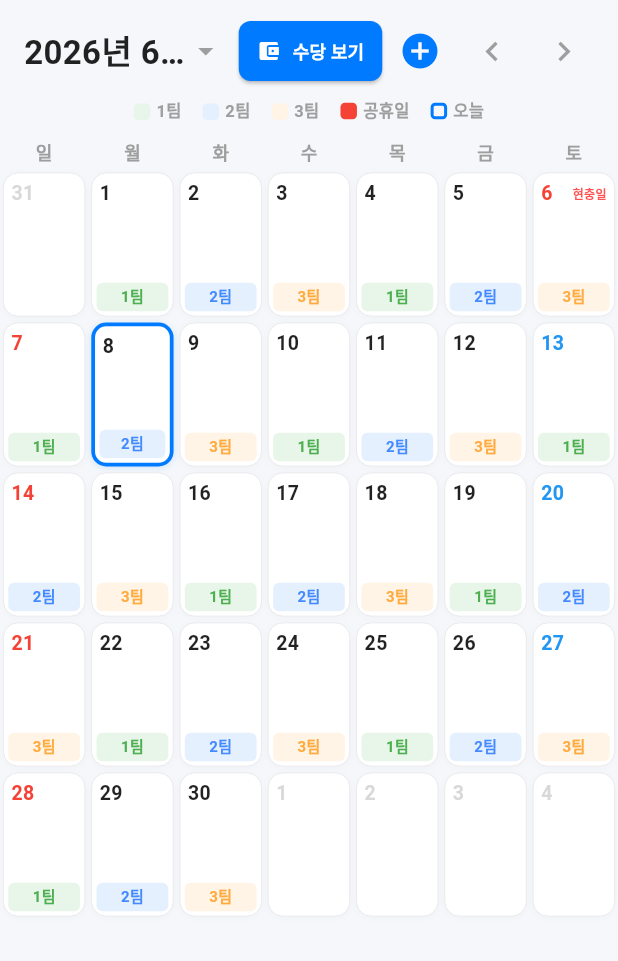
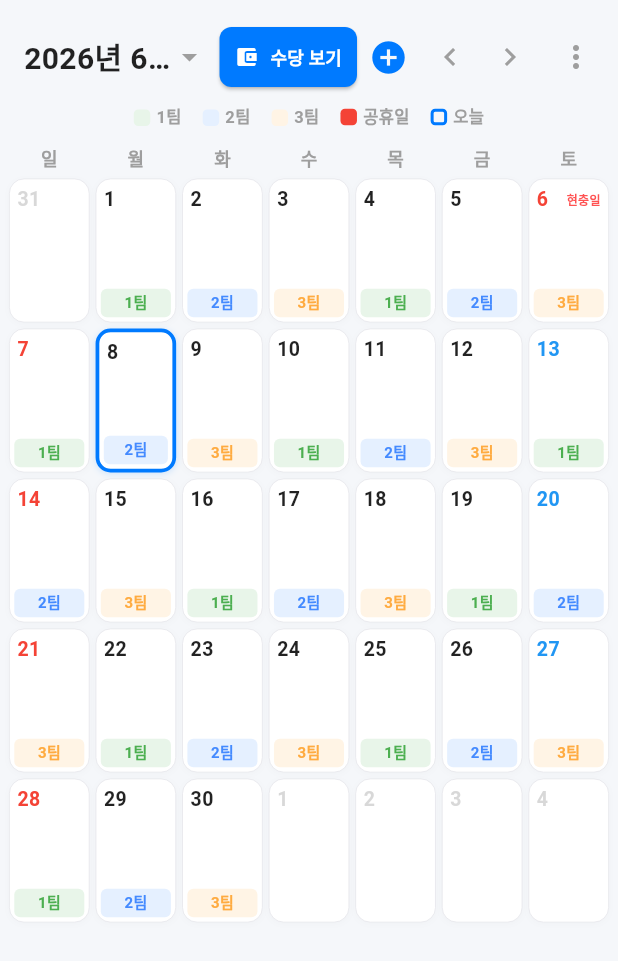
Before and after one commit to serotonin-1207/serot1, a Flutter app: the screen it shows after launch, on a phone screen of 412 x 824 dp. Shown: the top 961 px of the screen. Run offline on Flutter 3.47's test engine with Material 3 defaults, Android fonts, the phone set to English and light mode, and no system bars; drawn by our look-alikes of table_calendar; our stand-ins replace shared_preferences.

Commit message:
문법 충돌 에러 완전 종결 및 마스터 버전 배포 완료

```diff
--- a/lib/main.dart
+++ b/lib/main.dart
@@ -277,7 +277,7 @@ class _CalendarScreenState extends State<CalendarScreen> {
 
     if (_holidayApiKey.trim().isEmpty) {
       if (notify) {
-        _snack('먼저 [달력 API]에서 인증키를 입력하세요.');
+        _snack('먼저 [⋮ → 달력 API]에서 인증키를 입력하세요.');
       }
       return;
     }
@@ -715,7 +715,7 @@ class _CalendarScreenState extends State<CalendarScreen> {
         const SizedBox(height: 8),
         Container(
           width: double.infinity,
-          margin: const EdgeInsets.fromLTRB(16, 0, 16, 16),
+          margin: const EdgeInsets.fromLTRB(16, 0, 16, 20),
           padding: const EdgeInsets.all(14),
           decoration: BoxDecoration(
             color: _panelBg,
@@ -1914,7 +1914,7 @@ class _CalendarScreenState extends State<CalendarScreen> {
         backgroundColor: const Color(0xFF007AFF),
         foregroundColor: Colors.white,
         elevation: 1,
-        padding: const EdgeInsets.symmetric(horizontal: 12, vertical: 10),
+        padding: const EdgeInsets.symmetric(horizontal: 10, vertical: 9),
         shape: RoundedRectangleBorder(borderRadius: BorderRadius.circular(8)),
       ),
       icon: const Icon(Icons.account_balance_wallet, size: 16),
@@ -1926,11 +1926,60 @@ class _CalendarScreenState extends State<CalendarScreen> {
     );
   }
 
+  Widget _buildMenuButton() {
+    PopupMenuItem<String> item(String value, IconData icon, String text) =>
+        PopupMenuItem<String>(
+          value: value,
+          child: Row(
+            children: [
+              Icon(icon, size: 18, color: const Color(0xFF007AFF)),
+              const SizedBox(width: 10),
+              Text(text),
+            ],
+          ),
+        );
+    return PopupMenuButton<String>(
+      icon: Icon(Icons.more_vert, color: _textSub),
+      tooltip: '더보기',
+      onSelected: (v) {
+        switch (v) {
+          case 'today':
+            _goToToday();
+            break;
+          case 'theme':
+            widget.onToggleTheme(!_isDark);
+            break;
+          case 'rate':
+            _showRateSettingsDialog();
+            break;
+          case 'api':
+            _showHolidayApiDialog();
+            break;
+          case 'board':
+            _showScheduleBoardDialog();
+            break;
+        }
+      },
+      itemBuilder: (context) => [
+        item('today', Icons.today, '오늘로 이동'),
+        item(
+          'theme',
+          _isDark ? Icons.light_mode : Icons.dark_mode,
+          _isDark ? '라이트 모드' : '다크 모드',
+        ),
+        const PopupMenuDivider(),
+        item('board', Icons.assignment, '스케줄 보드'),
+        item('api', Icons.event_available, '달력 API'),
+        item('rate', Icons.payments, '수당 단가 설정'),
+      ],
+    );
+  }
+
   Widget _buildCalendarArea() {
     return Column(
       children: [
         Padding(
-          padding: const EdgeInsets.fromLTRB(12, 10, 12, 8),
+          padding: const EdgeInsets.fromLTRB(12, 14, 4, 8),
           child: Row(
             children: [
               Flexible(
@@ -1951,7 +2000,7 @@ class _CalendarScreenState extends State<CalendarScreen> {
                             maxLines: 1,
                             overflow: TextOverflow.ellipsis,
                             style: TextStyle(
-                              fontSize: 22,
+                              fontSize: 20,
                               fontWeight: FontWeight.bold,
                               color: _textMain,
                             ),
@@ -1963,109 +2012,20 @@ class _CalendarScreenState extends State<CalendarScreen> {
                   ),
                 ),
               ),
-              const SizedBox(width: 6),
+              const SizedBox(width: 4),
               _overtimeButton(),
-              const SizedBox(width: 4),
-              Flexible(
-                child: SingleChildScrollView(
-                  scrollDirection: Axis.horizontal,
-                  reverse: true,
-                  child: Row(
-                    children: [
               IconButton(
-                        tooltip: _isDark ? '라이트 모드' : '다크 모드',
-                        icon: Icon(
-                          _isDark ? Icons.light_mode : Icons.dark_mode,
-                          size: 20,
-                          color: _textSub,
-                        ),
-                        onPressed: () => widget.onToggleTheme(!_isDark),
-                      ),
-                      TextButton(
-                        onPressed: _goToToday,
-                        child: const Text(
-                          '오늘',
-                          style: TextStyle(
-                            fontSize: 12,
-                            fontWeight: FontWeight.bold,
-                          ),
-                        ),
-                      ),
-                      const SizedBox(width: 2),
-                      ElevatedButton.icon(
-                        style: ElevatedButton.styleFrom(
-                          backgroundColor: _surface,
-                          foregroundColor: _textSub,
-                          elevation: 1,
-                          shape: RoundedRectangleBorder(
-                            borderRadius: BorderRadius.circular(8),
-                          ),
-                        ),
-                        icon: const Icon(Icons.payments, size: 16),
-                        label: const Text(
-                          '단가',
-                          style: TextStyle(
-                            fontSize: 12,
-                            fontWeight: FontWeight.bold,
-                          ),
-                        ),
-                        onPressed: _showRateSettingsDialog,
-                      ),
-                      const SizedBox(width: 5),
-                      ElevatedButton.icon(
-                        style: ElevatedButton.styleFrom(
-                          backgroundColor: _surface,
-                          foregroundColor: const Color(0xFF007AFF),
-                          elevation: 1,
-                          shape: RoundedRectangleBorder(
-                            borderRadius: BorderRadius.circular(8),
-                          ),
-                        ),
-                        icon: const Icon(Icons.event_available, size: 16),
-                        label: const Text(
-                          '달력 API',
-                          style: TextStyle(
-                            fontSize: 12,
-                            fontWeight: FontWeight.bold,
-                          ),
-                        ),
-                        onPressed: _showHolidayApiDialog,
-                      ),
-                      const SizedBox(width: 5),
-                      ElevatedButton.icon(
-                        style: ElevatedButton.styleFrom(
-                          backgroundColor: _surface,
-                          foregroundColor: const Color(0xFF007AFF),
-                          elevation: 1,
-                          shape: RoundedRectangleBorder(
-                            borderRadius: BorderRadius.circular(8),
-                          ),
-                        ),
-                        icon: const Icon(Icons.assignment, size: 16),
-                        label: const Text(
-                          '보드',
-                          style: TextStyle(
-                            fontSize: 12,
-                            fontWeight: FontWeight.bold,
-                          ),
-                        ),
-                        onPressed: _showScheduleBoardDialog,
-                      ),
-                      const SizedBox(width: 4),
-                      IconButton(
+                visualDensity: VisualDensity.compact,
                 icon: const Icon(
                   Icons.add_circle,
-                          size: 28,
+                  size: 26,
                   color: Color(0xFF007AFF),
                 ),
                 onPressed: () => _showAddEventDialog(),
               ),
               IconButton(
-                        icon: Icon(
-                          Icons.chevron_left,
-                          size: 26,
-                          color: _textSub,
-                        ),
+                visualDensity: VisualDensity.compact,
+                icon: Icon(Icons.chevron_left, size: 24, color: _textSub),
                 onPressed: () {
                   _focusedDay = DateTime(
                     _focusedDay.year,
@@ -2076,11 +2036,8 @@ class _CalendarScreenState extends State<CalendarScreen> {
                 },
               ),
               IconButton(
-                        icon: Icon(
-                          Icons.chevron_right,
-                          size: 26,
-                          color: _textSub,
-                        ),
+                visualDensity: VisualDensity.compact,
+                icon: Icon(Icons.chevron_right, size: 24, color: _textSub),
                 onPressed: () {
                   _focusedDay = DateTime(
                     _focusedDay.year,
@@ -2090,15 +2047,14 @@ class _CalendarScreenState extends State<CalendarScreen> {
                   _ensureHolidaysLoaded(_focusedDay.year);
                 },
               ),
-                    ],
-                  ),
-                ),
-              ),
+              _buildMenuButton(),
             ],
           ),
         ),
         _buildLegend(),
         Expanded(
+          child: Padding(
+            padding: const EdgeInsets.fromLTRB(4, 0, 4, 12),
             child: TableCalendar(
               locale: 'ko_KR',
               firstDay: DateTime.utc(2020, 1, 1),
@@ -2133,6 +2089,7 @@ class _CalendarScreenState extends State<CalendarScreen> {
                 todayBuilder: (context, day, focusedDay) => _buildCell(day),
                 outsideBuilder: (context, day, focusedDay) =>
                     _buildCell(day, isOutside: true),
+              ),
             ),
           ),
         ),
```
Also changed, not shown: 3 other files. Lines whose indentation alone changed are shown as unchanged.
